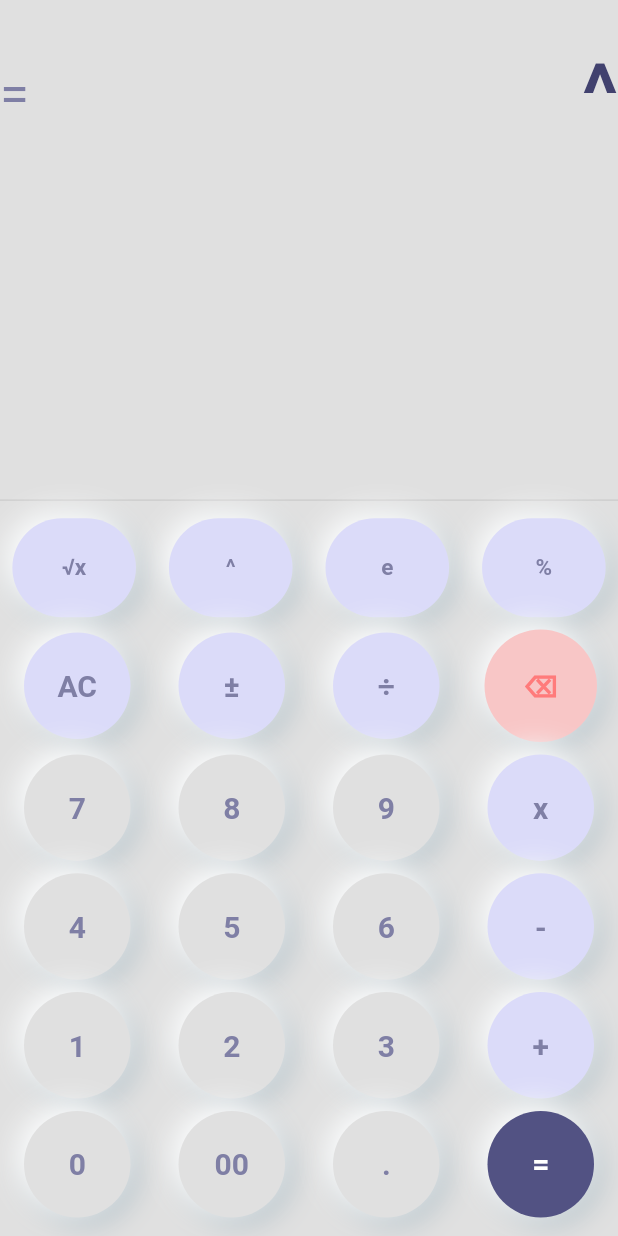
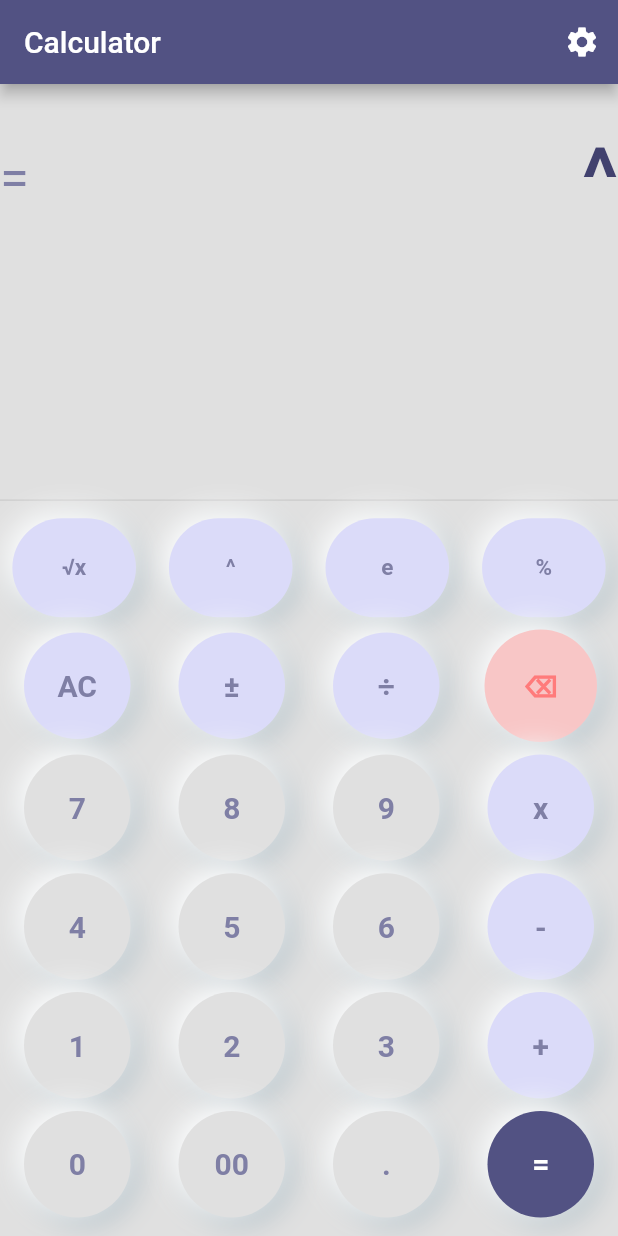
Before and after one commit to belelaritra/Neumorphic_Calculator, a Flutter app: the screen it shows after launch, after a tap on an icon or button, on a phone screen of 412 x 824 dp. Run offline on Flutter 3.47's test engine with Material 2 defaults, Android fonts, the light colour scheme and no system bars; our stand-ins replace flutter_riverpod, math_expressions, shared_preferences; missing offline and left inert: flutter_vibrate.

Commit message:
added haptic feedback

```diff
--- a/lib/app.dart
+++ b/lib/app.dart
@@ -1,20 +1,76 @@
+import 'package:flutter/cupertino.dart';
 import 'package:flutter/material.dart';
 import 'package:flutter_riverpod/flutter_riverpod.dart';
+import 'package:shared_preferences/shared_preferences.dart';
 
 import 'main.dart';
 import 'ui/button.dart';
 import 'ui/button_oval.dart';
 
-class CalculatorApp extends ConsumerWidget {
+class CalculatorApp extends ConsumerStatefulWidget {
   const CalculatorApp({Key? key}) : super(key: key);
 
   @override
-  Widget build(BuildContext context, WidgetRef ref) {
+  ConsumerState<ConsumerStatefulWidget> createState() => _CalculatorAppState();
+}
+
+class _CalculatorAppState extends ConsumerState<CalculatorApp> {
+  late final _prefs;
+
+  Future<void> loadSharedPreferencesInstance() async {
+    _prefs = await SharedPreferences.getInstance();
+  }
+
+  @override
+  void initState() {
+    super.initState();
+    loadSharedPreferencesInstance();
+  }
+
+  @override
+  Widget build(BuildContext context) {
     final double height = MediaQuery.of(context).size.height;
     final double width = MediaQuery.of(context).size.width;
 
     return SafeArea(
       child: Scaffold(
+          appBar: AppBar(
+            backgroundColor: const Color(0xFF525283),
+            title: const Text('Calculator'),
+            actions: <Widget>[
+              IconButton(
+                icon: const Icon(Icons.settings),
+                onPressed: () {
+                  showDialog(
+                      context: context,
+                      builder: (context) => AlertDialog(
+                          title: const Text('Settings'),
+                          actionsAlignment: MainAxisAlignment.spaceBetween,
+                          content: Row(
+                            children: [
+                              const Text('Haptic Feedback'),
+                              Consumer(
+                                builder: (context, ref, _) {
+                                  return Checkbox(
+                                    value: ref
+                                        .watch(hapticFeedbackProvider.state)
+                                        .state,
+                                    onChanged: (bool? value) async {
+                                      await _prefs.setBool(
+                                          'haptic_feedback', value);
+                                      ref
+                                          .watch(hapticFeedbackProvider.state)
+                                          .state = value!;
+                                    },
+                                  );
+                                },
+                              )
+                            ],
+                          )));
+                },
+              ),
+            ],
+          ),
           backgroundColor: Colors.grey[300],
           body: Column(
             children: <Widget>[
@@ -79,10 +135,10 @@ class CalculatorApp extends ConsumerWidget {
                     Row(
                       mainAxisAlignment: MainAxisAlignment.spaceBetween,
                       children: <Widget>[
-                        buildButtonoval('√x', height, width, ref),
-                        buildButtonoval('^', height, width, ref),
-                        buildButtonoval('e', height, width, ref),
-                        buildButtonoval('%', height, width, ref),
+                        buildButtonOval('√x', height, width, ref),
+                        buildButtonOval('^', height, width, ref),
+                        buildButtonOval('e', height, width, ref),
+                        buildButtonOval('%', height, width, ref),
                       ],
                     ),
                     Row(
--- a/lib/main.dart
+++ b/lib/main.dart
@@ -1,13 +1,14 @@
 import 'package:flutter/material.dart';
 import 'package:flutter_riverpod/flutter_riverpod.dart';
 
-import 'app.dart';
+import 'splash_screen.dart';
 
 final expressionProvider = StateProvider((ref) => '');
 final historyProvider = StateProvider((ref) => '');
+final hapticFeedbackProvider = StateProvider((ref) => true);
 
 void main() {
   runApp(const ProviderScope(
       child: MaterialApp(
-          debugShowCheckedModeBanner: false, home: CalculatorApp())));
+          debugShowCheckedModeBanner: false, home: SplashScreen())));
 }
--- /dev/null
+++ b/lib/splash_screen.dart
@@ -0,0 +1,48 @@
+import 'dart:async';
+
+import 'package:flutter/material.dart';
+import 'package:flutter_riverpod/flutter_riverpod.dart';
+import 'package:shared_preferences/shared_preferences.dart';
+
+import '/app.dart';
+import 'main.dart';
+
+class SplashScreen extends ConsumerStatefulWidget {
+  const SplashScreen({Key? key}) : super(key: key);
+
+  @override
+  ConsumerState<ConsumerStatefulWidget> createState() => _SplashScreenState();
+}
+
+class _SplashScreenState extends ConsumerState<SplashScreen> {
+  bool hapticFeedback = true;
+
+  void navigateToCalculator(bool hapticFeedback) {
+    Navigator.of(context).pushReplacement(
+      MaterialPageRoute(
+        builder: (context) => const CalculatorApp(),
+      ),
+    );
+  }
+
+  Future<void> checkHapticFeedback() async {
+    await SharedPreferences.getInstance().then((value) {
+      hapticFeedback = value.getBool('haptic_feedback') ?? true;
+      ref.read(hapticFeedbackProvider.state).state = hapticFeedback;
+      navigateToCalculator(hapticFeedback);
+    });
+  }
+
+  @override
+  void initState() {
+    super.initState();
+    checkHapticFeedback();
+  }
+
+  @override
+  Widget build(BuildContext context) {
+    return const Center(
+      child: CircularProgressIndicator(),
+    );
+  }
+}
--- a/lib/ui/button_oval.dart
+++ b/lib/ui/button_oval.dart
@@ -1,10 +1,12 @@
 import 'package:flutter/material.dart';
 import 'package:flutter_riverpod/flutter_riverpod.dart';
+import 'package:flutter_vibrate/flutter_vibrate.dart';
 
 import '/common/box_shadow.dart';
 import '../button_press.dart';
+import '../main.dart';
 
-Widget buildButtonoval(
+Widget buildButtonOval(
     String buttonVal, double height, double width, WidgetRef ref,
     [Color buttoncolor = const Color(0xFFDBDBF9),
     Color textcolor = const Color(0xFF7F7FA5)]) {
@@ -26,7 +28,12 @@ Widget buildButtonoval(
         style: TextStyle(
             color: textcolor, fontSize: 15, fontWeight: FontWeight.bold),
       ),
-      onPressed: () => buttonPress.buttonPressed(buttonVal, ref),
+      onPressed: () async {
+        if (ref.watch(hapticFeedbackProvider.state).state) {
+          Vibrate.feedback(FeedbackType.success);
+        }
+        buttonPress.buttonPressed(buttonVal, ref);
+      },
     ),
   );
 }
--- a/pubspec.yaml
+++ b/pubspec.yaml
@@ -13,6 +13,8 @@ dependencies:
     sdk: flutter
   math_expressions: ^2.0.0
   flutter_riverpod: ^1.0.3
+  shared_preferences: ^2.0.11
+  flutter_vibrate: ^1.3.0
 
 dev_dependencies:
   flutter_test:
```
Also changed, not shown: lib/ui/button.dart (+8 -1 lines), pubspec.lock, 10 other files.
